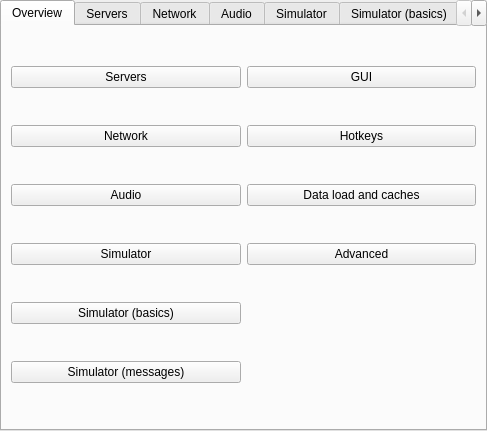
Old version of the form src/blackgui/components/settingscomponent.ui in the repository swift-project/pilotclient.
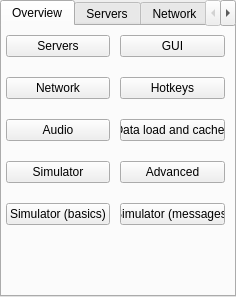
New version of the form. Custom widgets are drawn as their Qt base class.

```diff
--- a/src/blackgui/components/settingscomponent.ui
+++ b/src/blackgui/components/settingscomponent.ui
@@ -6,8 +6,8 @@
    <rect>
     <x>0</x>
     <y>0</y>
-    <width>487</width>
-    <height>431</height>
+    <width>236</width>
+    <height>297</height>
    </rect>
   </property>
   <property name="sizePolicy">
@@ -26,7 +26,16 @@
    <attribute name="title">
     <string>Overview</string>
    </attribute>
-   <layout class="QGridLayout" name="gridLayout">
+   <layout class="QGridLayout" name="gl_Overview">
+    <property name="leftMargin">
+     <number>4</number>
+    </property>
+    <property name="horizontalSpacing">
+     <number>10</number>
+    </property>
+    <property name="verticalSpacing">
+     <number>20</number>
+    </property>
     <item row="0" column="0">
      <widget class="QPushButton" name="pb_Servers">
       <property name="text">
@@ -62,13 +71,6 @@
       </property>
      </widget>
     </item>
-    <item row="5" column="0">
-     <widget class="QPushButton" name="pb_SimulatorMessages">
-      <property name="text">
-       <string>Simulator (messages)</string>
-      </property>
-     </widget>
-    </item>
     <item row="0" column="1">
      <widget class="QPushButton" name="pb_Gui">
       <property name="text">
@@ -97,6 +99,26 @@
       </property>
      </widget>
     </item>
+    <item row="4" column="1">
+     <widget class="QPushButton" name="pb_SimulatorMessages">
+      <property name="text">
+       <string>Simulator (messages)</string>
+      </property>
+     </widget>
+    </item>
+    <item row="5" column="0" colspan="2">
+     <spacer name="vs_Overview">
+      <property name="orientation">
+       <enum>Qt::Vertical</enum>
+      </property>
+      <property name="sizeHint" stdset="0">
+       <size>
+        <width>20</width>
+        <height>40</height>
+       </size>
+      </property>
+     </spacer>
+    </item>
    </layout>
   </widget>
   <widget class="QWidget" name="tb_SettingsTrafficNetworkServers">
```
Left out of the diff: 36 changed lines with no effect on the pictures. Lines whose indentation alone changed are shown as unchanged.
